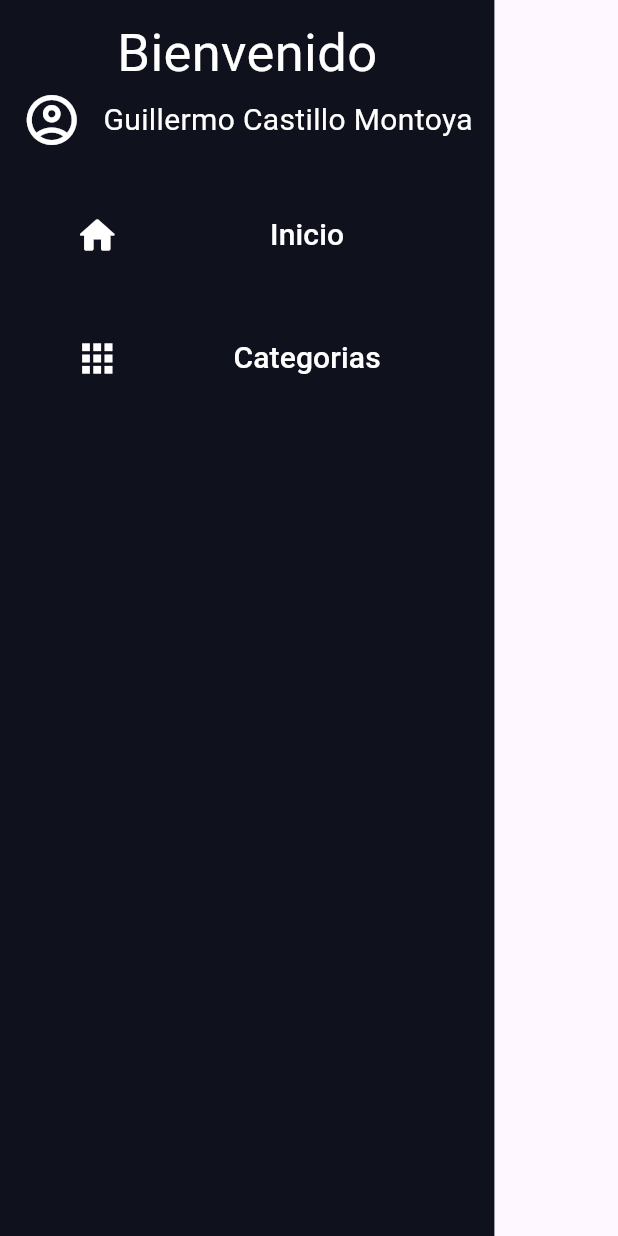
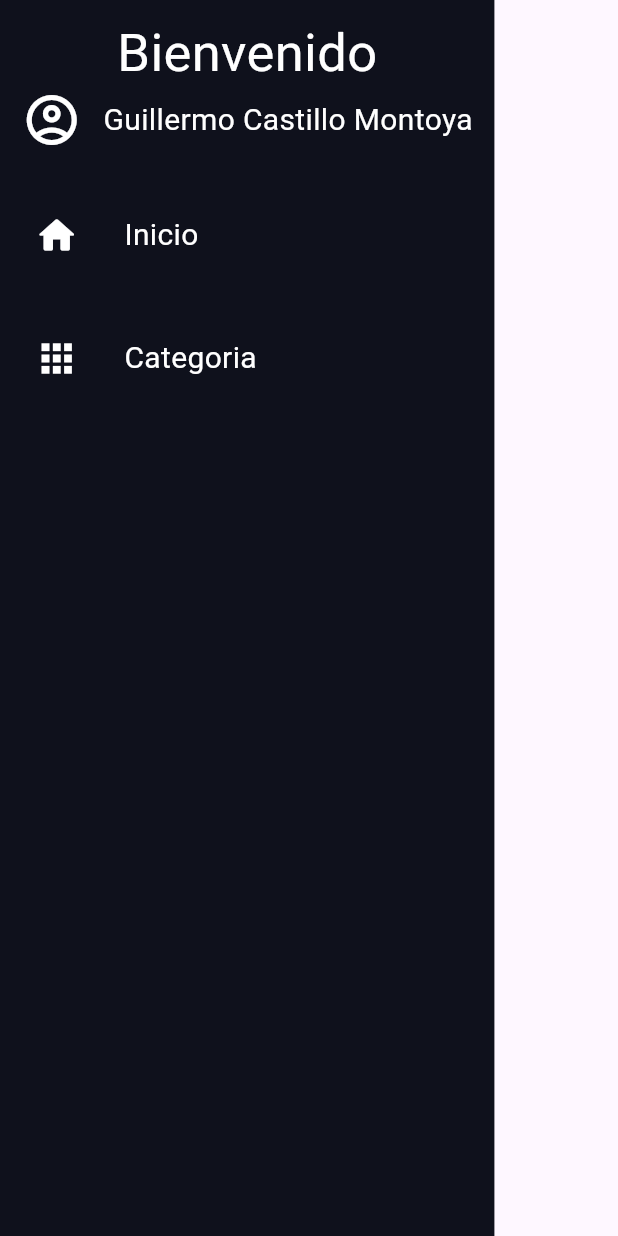
Before and after one commit to ScrobeZ/gin, a Flutter app: the DrawerView widget shown alone on an empty page, opened directly, on a phone screen of 412 x 824 dp. Run offline on Flutter 3.47's test engine with Material 2 defaults, Android fonts, the phone set to English and light mode, and no system bars; our stand-ins replace dio, go_router; network calls fail.

Commit message:
Se modifico el drawer

```diff
--- a/lib/constants/gaps.dart
+++ b/lib/constants/gaps.dart
@@ -11,6 +11,10 @@ const SizedBox horizontalStandardGap = SizedBox(
   width: 12,
 );
 
+const SizedBox horizontalBigGap = SizedBox(
+  width: 30,
+);
+
 const SizedBox horizontalSmallGap = SizedBox(
-  width: 8,
+  width: 10,
 );
--- a/lib/views/categories/category_view.dart
+++ b/lib/views/categories/category_view.dart
@@ -12,12 +12,6 @@ class CategoryView extends StatefulWidget {
 
 class _CategoryViewState extends State<CategoryView> {
   final CategoryViewModel model = CategoryViewModel();
-
-  @override
-  void initState() {
-    super.initState();
-    model.getCategories();
-  }
 
   @override
   Widget build(BuildContext context) {
--- a/lib/views/home/drawer/drawer_view.dart
+++ b/lib/views/home/drawer/drawer_view.dart
@@ -1,7 +1,6 @@
 import 'package:flutter/material.dart';
 import 'package:gin/constants/colors.dart';
 import 'package:gin/views/home/drawer/drawer_view_model.dart';
-import 'package:gin/views/widgets/custom_text_button.dart';
 import 'package:gin/constants/gaps.dart';
 
 class DrawerView extends StatefulWidget {
@@ -43,51 +42,61 @@ class _DrawerViewState extends State<DrawerView> {
             ],
           ),
           verticalBigGap,
-          Row(
-            mainAxisAlignment: MainAxisAlignment.spaceEvenly,
-            children: [
-              const Icon(
-                Icons.home_rounded,
-                color: Colors.white,
-                size: 30,
-              ),
-              CustomTextButton(
-                text: 'Inicio',
-                fontSize: 20,
-                textColor: Colors.white,
-                color: Colors.transparent,
-                heigth: 50,
-                width: 150,
-                onPressed: () {
-                  model.navigateToHome(context);
-                },
-              ),
-            ],
+          _buildDrawerButton(
+            context,
+            'Inicio',
+            model.isHome,
+            Icons.home_rounded,
+            () {
+              model.navigateToHome(context);
+            },
           ),
           verticalBigGap,
-          Row(
-            mainAxisAlignment: MainAxisAlignment.spaceEvenly,
-            children: [
-              const Icon(
-                Icons.apps,
-                color: Colors.white,
-                size: 30,
-              ),
-              CustomTextButton(
-                text: 'Categorias',
-                fontSize: 20,
-                textColor: Colors.white,
-                color: Colors.transparent,
-                heigth: 50,
-                width: 150,
-                onPressed: () {
-                  model.navigateToCategory(context);
-                },
-              ),
-            ],
-          ),
+          _buildDrawerButton(
+            context,
+            'Categoria',
+            model.isCategory,
+            Icons.apps_rounded,
+            () {
+              model.navigateToCategory(context);
+            },
+          )
         ],
       ),
     );
   }
+
+  GestureDetector _buildDrawerButton(
+    BuildContext context,
+    String text,
+    bool enable,
+    IconData iconData,
+    Function() onPressed,
+  ) {
+    return GestureDetector(
+      onTap: onPressed,
+      child: Container(
+        width: 300,
+        height: 50,
+        child: Padding(
+          padding: const EdgeInsets.all(8.0),
+          child: Row(
+            mainAxisAlignment: MainAxisAlignment.start,
+            children: [
+              Icon(
+                iconData,
+                size: 30,
+                color: Colors.white,
+              ),
+              horizontalBigGap,
+              Text(
+                text,
+                style: TextStyle(fontSize: 20, color: Colors.white),
+              ),
+            ],
+          ),
+        ),
+      ),
+    );
+  }
 }
--- a/lib/views/home/drawer/drawer_view_model.dart
+++ b/lib/views/home/drawer/drawer_view_model.dart
@@ -3,6 +3,9 @@ import 'package:gin/constants/strings.dart';
 import 'package:go_router/go_router.dart';
 
 class DrawerViewModel {
+  bool isHome = true;
+  bool isCategory = false;
+
   navigateToCategory(BuildContext context) {
     context.push(categoryRoute);
   }
```
